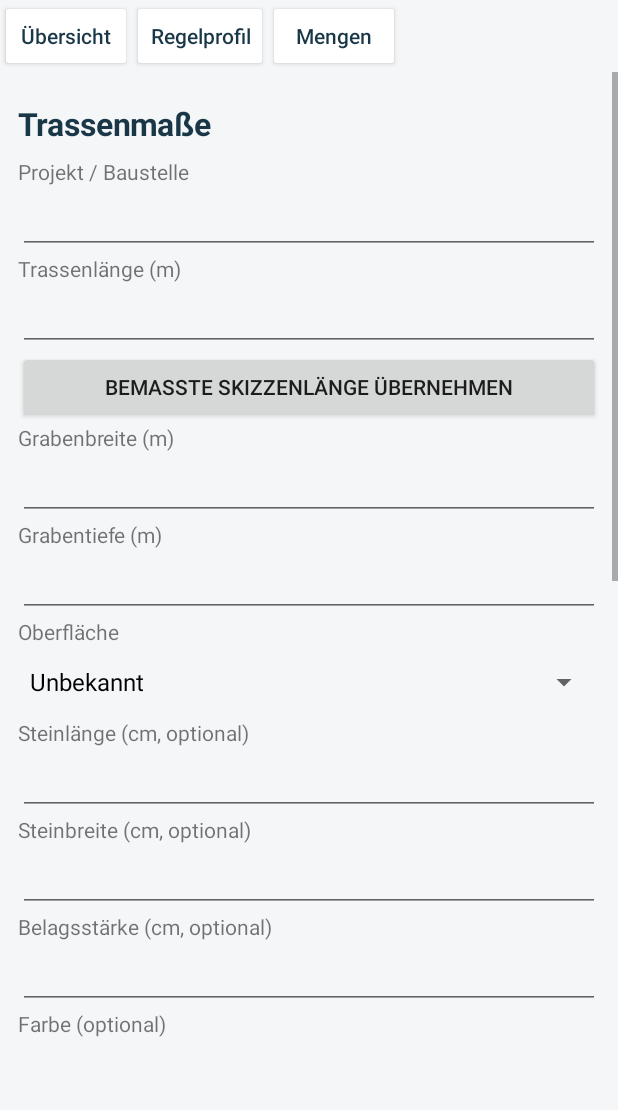
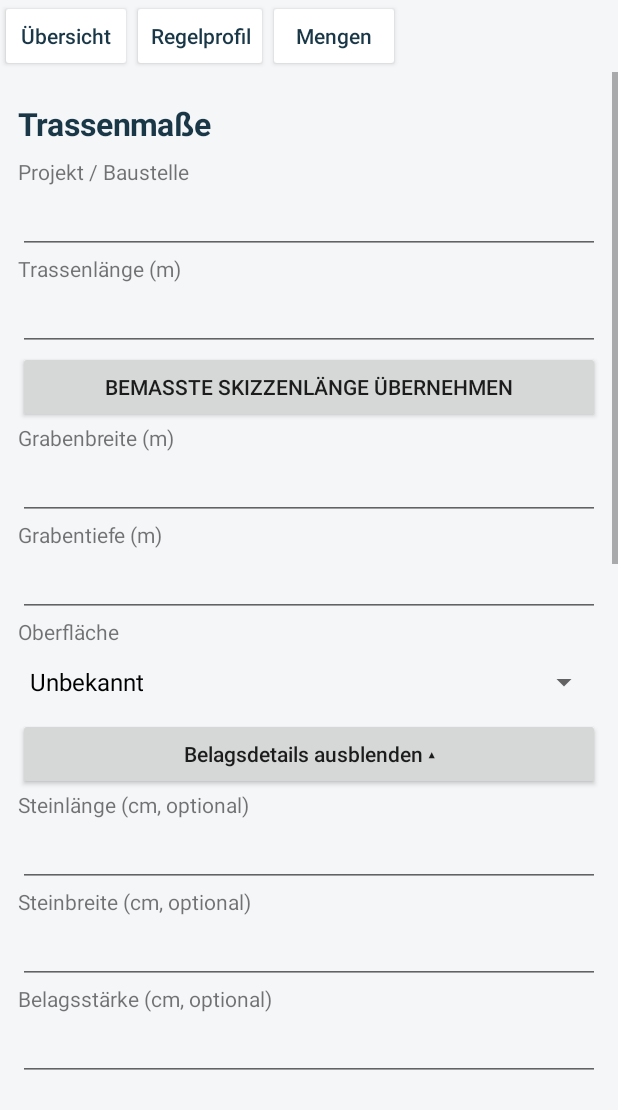
Before and after one commit to thecrystalmethod62ru-spec/Feldaufma-Pro, an Android app built with Jetpack Compose: the screen it shows after launch (MainActivity), after a tap on "OBERFLÄCHENAUFBAU BEARBEITEN", on a phone screen of 412 x 824 dp, the part 126-1236 px from its top. Run offline under Robolectric (Android 15) with nearby library versions, the phone set to English and light mode, and no system bars; our stand-ins replace data binding; 1 statement that could not run was skipped; 1 other tap on this screen came first.

Commit message:
Group optional pavement fields behind an expandable Belagsdetails control

```diff
--- a/app/src/main/java/de/feldaufmass/pro/MainActivity.java
+++ b/app/src/main/java/de/feldaufmass/pro/MainActivity.java
@@ -89,6 +89,21 @@ public class MainActivity extends Activity {
    .setNegativeButton("Abbrechen",null).setPositiveButton("Speichern",(dialog,which)->{
     getPreferences(0).edit().putString("routeSketch",route.encode()).apply();refreshRoute();
    }).show();
+ }
+
+ LinearLayout belagsFields;
+ Button belagsToggle;
+
+ void setBelagsExpanded(boolean expanded){
+  belagsFields.setVisibility(expanded?View.VISIBLE:View.GONE);
+  belagsToggle.setText(expanded?"Belagsdetails ausblenden ▴":"Belagsdetails anzeigen ▾");
+ }
+
+ void openBelagsDetails(){
+  setBelagsExpanded(true);
+  showPage(measurePage);
+  belagsToggle.post(()->belagsToggle.requestRectangleOnScreen(
+    new android.graphics.Rect(0,0,belagsToggle.getWidth(),belagsToggle.getHeight()),true));
  }
 
  void showSurfaceLayers(){
@@ -271,13 +286,21 @@ public class MainActivity extends Activity {
  surface=new Spinner(this);String[] types={"Unbekannt","Asphalt","Pflaster","Gehwegplatten","Unbefestigt","Betonpflaster – Rechteck","Betonpflaster – Quadrat","Doppel-T-Pflaster","Wellenverbundpflaster","Sechseckpflaster","Achteckpflaster","Verbundpflaster – sonstige","Betonpflaster – Mehrformat","Ökopflaster / Sickerpflaster","Rasengittersteine","Rasenfugenpflaster","Natursteinpflaster – Großpflaster","Natursteinpflaster – Kleinpflaster","Natursteinpflaster – Mosaikpflaster","Natursteinpflaster – sonstige","Klinkerpflaster","Ziegelpflaster","Beton-Gehwegplatten","Natursteinplatten","Waschbetonplatten","Taktilplatten – Rippen","Taktilplatten – Noppen","Rinnenpflaster","Schlackenpflaster","Holzpflaster","Sonstiges"};
  surface.setAdapter(new ArrayAdapter<String>(this,android.R.layout.simple_spinner_dropdown_item,types));root.addView(surface);
  surface.setSelection(Math.min(types.length-1,Math.max(0,getPreferences(0).getInt("surface",0))));
- stoneLength=field(root,"Steinlänge (cm, optional)","stoneLength",true);
- stoneWidth=field(root,"Steinbreite (cm, optional)","stoneWidth",true);
- stoneDepth=field(root,"Belagsstärke (cm, optional)","stoneDepth",true);
- stoneColor=field(root,"Farbe (optional)","stoneColor",false);
- pattern=field(root,"Verlegemuster (optional)","pattern",false);
- bedding=field(root,"Bettung – Material / Stärke (optional)","bedding",false);
- underlying=field(root,"Unterliegender Altbelag (z. B. Großpflaster)","underlying",false);
+ belagsToggle=new Button(this);
+ belagsToggle.setAllCaps(false);
+ root.addView(belagsToggle);
+ belagsFields=new LinearLayout(this);
+ belagsFields.setOrientation(LinearLayout.VERTICAL);
+ root.addView(belagsFields);
+ setBelagsExpanded(false);
+ belagsToggle.setOnClickListener(v->setBelagsExpanded(belagsFields.getVisibility()!=View.VISIBLE));
+ stoneLength=field(belagsFields,"Steinlänge (cm, optional)","stoneLength",true);
+ stoneWidth=field(belagsFields,"Steinbreite (cm, optional)","stoneWidth",true);
+ stoneDepth=field(belagsFields,"Belagsstärke (cm, optional)","stoneDepth",true);
+ stoneColor=field(belagsFields,"Farbe (optional)","stoneColor",false);
+ pattern=field(belagsFields,"Verlegemuster (optional)","pattern",false);
+ bedding=field(belagsFields,"Bettung – Material / Stärke (optional)","bedding",false);
+ underlying=field(belagsFields,"Unterliegender Altbelag (z. B. Großpflaster)","underlying",false);
  TextView handlingLabel=new TextView(this);handlingLabel.setText("Umgang mit Altbelag");root.addView(handlingLabel);
  handling=new Spinner(this);String[] options={"Nicht erfasst","Aufnahme","Aufnahme und Entsorgung","Aufnahme und Wiederverwendung","Wiederherstellung"};
  handling.setAdapter(new ArrayAdapter<String>(this,android.R.layout.simple_spinner_dropdown_item,options));root.addView(handling);handling.setSelection(Math.min(4,Math.max(0,getPreferences(0).getInt("handling",0))));
@@ -301,10 +324,10 @@ public class MainActivity extends Activity {
  sheetHeading(root,"Oberflächenaufbau");
  surfaceLayers=sheetText("",16,false);surfaceLayers.setLineSpacing(dp(6),1);root.addView(surfaceLayers);showSurfaceLayers();
  Button editLayers=new Button(this);editLayers.setText("Oberflächenaufbau bearbeiten");root.addView(editLayers);
- editLayers.setOnClickListener(v->{showPage(measurePage);surface.post(()->surface.requestRectangleOnScreen(new android.graphics.Rect(0,0,surface.getWidth(),surface.getHeight()),true));});
+ editLayers.setOnClickListener(v->openBelagsDetails());
  legend=new TextView(this);legend.setTextSize(14);root.addView(legend);
  root=segmentPage;
- Button editSurface=new Button(this);editSurface.setText("Belagsdetails bearbeiten");root.addView(editSurface);editSurface.setOnClickListener(v->showPage(measurePage));
+ Button editSurface=new Button(this);editSurface.setText("Belagsdetails bearbeiten");root.addView(editSurface);editSurface.setOnClickListener(v->openBelagsDetails());
  TextView segmentHeading=new TextView(this);segmentHeading.setText("Oberflächenabschnitte");segmentHeading.setTextSize(20);root.addView(segmentHeading);
  stationFrom=field(root,"Station von (m)","stationFrom",true);
  stationTo=field(root,"Station bis (m)","stationTo",true);
```
Also changed, not shown: 1 other file.
